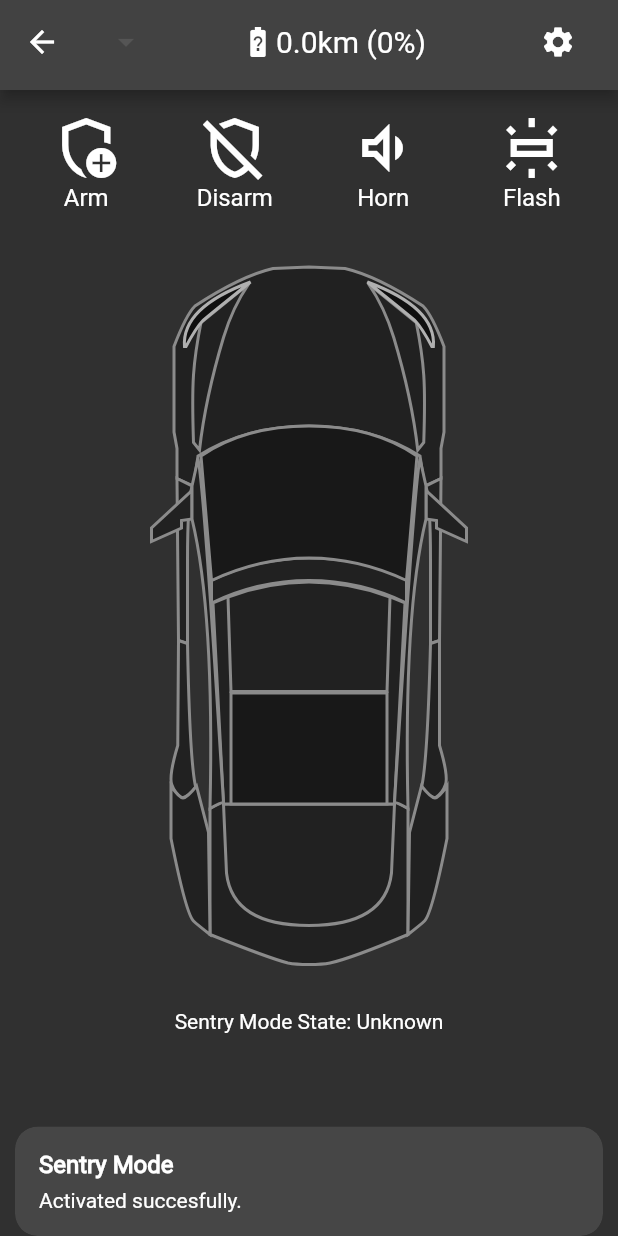
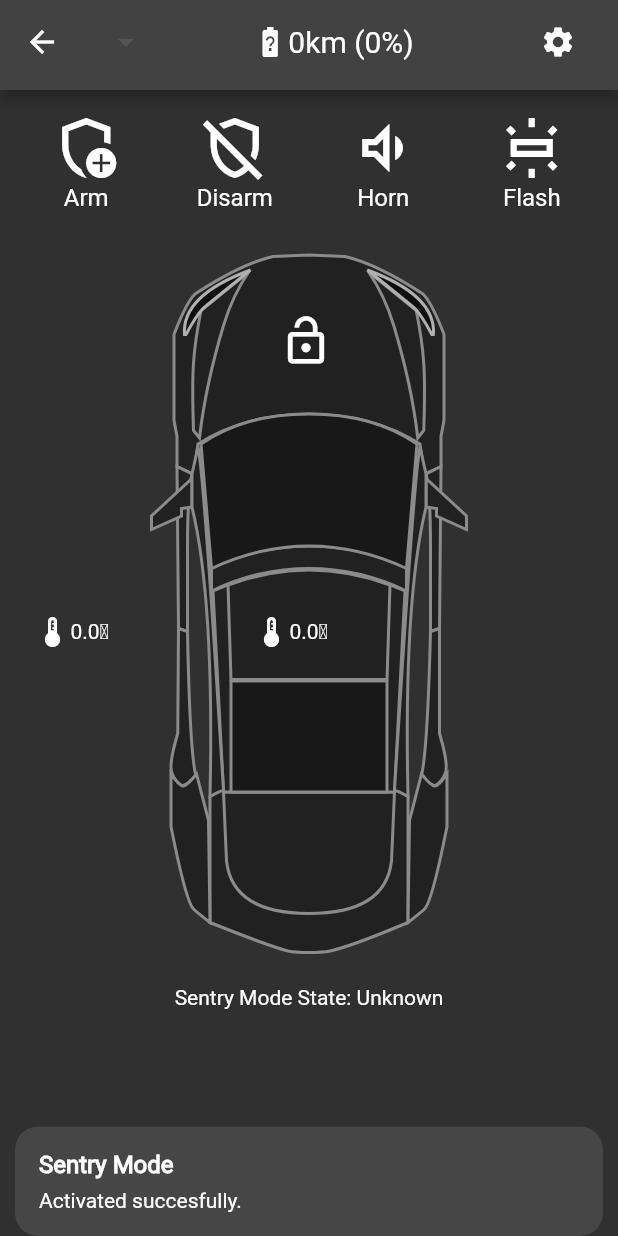
Before and after one commit to yakeer/DearT, a Flutter app: the HomeScreen screen opened by its route, after a tap on "Arm", on a phone screen of 412 x 824 dp. Run offline on Flutter 3.47's test engine with Material 2 defaults, Android fonts, the phone set to English and light mode, and no system bars; our stand-ins replace flutter_secure_storage, flutter_svg, get, html_unescape, webview_flutter; missing offline and left inert: flutter_settings_ui, quick_actions; accounts and stored records are empty; network calls fail; statements that could not run were skipped.

Commit message:
Temperature & locked indication.

```diff
--- a/lib/controllers/app_controller.dart
+++ b/lib/controllers/app_controller.dart
@@ -27,7 +27,7 @@ class AppController extends GetxController {
       int? vehicleId = await loadVehicleIdFromStorage();
 
       UserController userController = Get.put(
-        UserController(null),
+        UserController(vehicleId),
         permanent: true,
       );
       await userController.initVehicles();
--- a/lib/controllers/home_controller.dart
+++ b/lib/controllers/home_controller.dart
@@ -17,6 +17,9 @@ class HomeController extends GetxController {
   RxDouble batteryRange = 0.0.obs;
   RxInt batteryLevel = 0.obs;
   RxString sentryModeStateText = 'Unknown'.obs;
+  RxDouble insideTemperature = 0.0.obs;
+  RxDouble outsideTemperature = 0.0.obs;
+  RxBool carLocked = false.obs;
   Rx<List<Vehicle>?> vehicles = Rx(null);
 
   final List<StreamSubscription> subscriptions = [];
@@ -82,6 +85,11 @@ class HomeController extends GetxController {
         if (vehicleData != null) {
           batteryLevel.value = vehicleData.chargeState.batteryLevel;
           batteryRange.value = mileToKM(vehicleData.chargeState.batteryRange);
+
+          insideTemperature.value = vehicleData.climateState.insideTemp;
+          outsideTemperature.value = vehicleData.climateState.outsideTemp;
+
+          carLocked.value = vehicleData.vehicleState.locked;
         }
       }),
     );
--- a/lib/controllers/vehicle_controller.dart
+++ b/lib/controllers/vehicle_controller.dart
@@ -1,8 +1,6 @@
 import 'dart:async';
 
 import 'package:deart/controllers/app_controller.dart';
-import 'package:deart/controllers/home_controller.dart';
-import 'package:deart/globals.dart';
 import 'package:deart/models/enums/sentry_mode_state.dart';
 import 'package:deart/models/vehicle.dart';
 import 'package:deart/models/vehicle_data.dart';
--- /dev/null
+++ b/lib/models/climate_state.dart
@@ -0,0 +1,28 @@
+import 'package:json_annotation/json_annotation.dart';
+
+part 'climate_state.g.dart';
+
+@JsonSerializable(createToJson: false)
+class ClimateState {
+  @JsonKey(name: 'inside_temp')
+  final double insideTemp;
+
+  @JsonKey(name: 'outside_temp')
+  final double outsideTemp;
+
+  @JsonKey(name: 'max_avail_temp')
+  final double maxAvailableTemp;
+
+  @JsonKey(name: 'min_avail_temp')
+  final double minAvailableTemp;
+
+  ClimateState(
+    this.insideTemp,
+    this.outsideTemp,
+    this.maxAvailableTemp,
+    this.minAvailableTemp,
+  );
+
+  factory ClimateState.fromJson(Map<String, dynamic> json) =>
+      _$ClimateStateFromJson(json);
+}
--- a/lib/models/vehicle_data.dart
+++ b/lib/models/vehicle_data.dart
@@ -1,4 +1,5 @@
 import 'package:deart/models/charge_state.dart';
+import 'package:deart/models/climate_state.dart';
 import 'package:deart/models/vehicle_state.dart';
 import 'package:json_annotation/json_annotation.dart';
 
@@ -12,9 +13,17 @@ class VehicleData {
   @JsonKey(name: 'vehicle_state')
   final VehicleState vehicleState;
 
+  @JsonKey(name: 'climate_state')
+  final ClimateState climateState;
+
   final String state;
 
-  VehicleData(this.chargeState, this.vehicleState, this.state);
+  VehicleData(
+    this.chargeState,
+    this.vehicleState,
+    this.state,
+    this.climateState,
+  );
 
   factory VehicleData.fromJson(Map<String, dynamic> json) =>
       _$VehicleDataFromJson(json);
--- a/lib/screens/home.dart
+++ b/lib/screens/home.dart
@@ -57,7 +57,9 @@ class HomeScreen extends GetView<HomeController> with WidgetsBindingObserver {
           body: SingleChildScrollView(
             physics: const AlwaysScrollableScrollPhysics(),
             child: Column(
-              mainAxisAlignment: MainAxisAlignment.spaceAround,
+              crossAxisAlignment: CrossAxisAlignment.stretch,
+              mainAxisAlignment: MainAxisAlignment.spaceBetween,
+              mainAxisSize: MainAxisSize.max,
               children: [
                 Padding(
                   padding: const EdgeInsets.all(8.0),
@@ -88,10 +90,48 @@ class HomeScreen extends GetView<HomeController> with WidgetsBindingObserver {
                   ),
                 ),
                 Padding(
-                  padding: const EdgeInsets.all(16.0),
-                  child: SvgPicture.asset(
-                    'assets/images/upper_view.svg',
-                    semanticsLabel: 'Upper view',
+                  padding: const EdgeInsets.all(8.0),
+                  child: Expanded(
+                    child: Stack(
+                      children: [
+                        Positioned(
+                          child: Row(
+                            children: [
+                              const Icon(Icons.thermostat),
+                              Text('${controller.outsideTemperature}\u2103')
+                            ],
+                          ),
+                          left: 15,
+                          top: 245,
+                        ),
+                        Center(
+                          child: SvgPicture.asset(
+                            'assets/images/upper_view.svg',
+                            semanticsLabel: 'Upper view',
+                          ),
+                        ),
+                        Positioned(
+                          child: Row(
+                            children: [
+                              const Icon(Icons.thermostat),
+                              Text('${controller.insideTemperature}\u2103')
+                            ],
+                          ),
+                          left: Get.mediaQuery.size.width / 2 - 45,
+                          top: 245,
+                        ),
+                        Positioned(
+                          child: Icon(
+                            controller.carLocked.value
+                                ? Icons.lock
+                                : Icons.lock_open,
+                            size: 36,
+                          ),
+                          left: Get.mediaQuery.size.width / 2 - 28,
+                          top: 45,
+                        ),
+                      ],
+                    ),
                   ),
                 ),
                 Padding(
@@ -111,11 +151,6 @@ class HomeScreen extends GetView<HomeController> with WidgetsBindingObserver {
               ],
             ),
           ),
-          // floatingActionButton: FloatingActionButton(
-          //   onPressed: _incrementCounter,
-          //   tooltip: 'Increment',
-          //   child: const Icon(Icons.add),
-          // ), // This trailing comma makes auto-formatting nicer for build methods.
         ),
       ),
     );
--- a/lib/screens/token_login.dart
+++ b/lib/screens/token_login.dart
@@ -1,5 +1,4 @@
 import 'package:deart/controllers/login_controller.dart';
-import 'package:deart/services/auth_service.dart';
 import 'package:flutter/material.dart';
 import 'package:flutter/services.dart';
 import 'package:get/get.dart';
--- a/lib/widgets/battery.dart
+++ b/lib/widgets/battery.dart
@@ -14,7 +14,7 @@ class BatteryWidget extends GetView<HomeController> {
           children: [
             Icon(_getIcon()),
             Text(
-              '${controller.batteryRange}km (${controller.batteryLevel}%)',
+              '${controller.batteryRange.round()}km (${controller.batteryLevel}%)',
             ),
           ],
         ),
```
Also changed, not shown: lib/models/climate_state.g.dart (added), lib/models/vehicle_data.g.dart.
